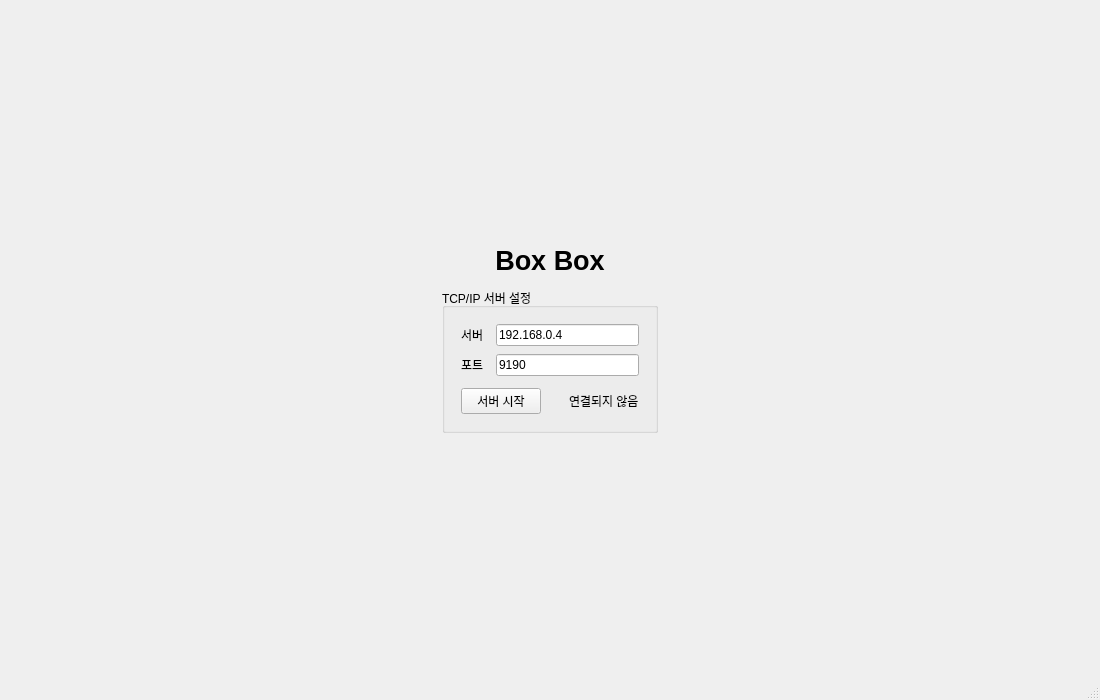
The window that Qt_GUI/BoxBoxApplication/mainwindow.ui (jeong7231/intel7_final_team6) describes before a commit, drawn with Qt 5.
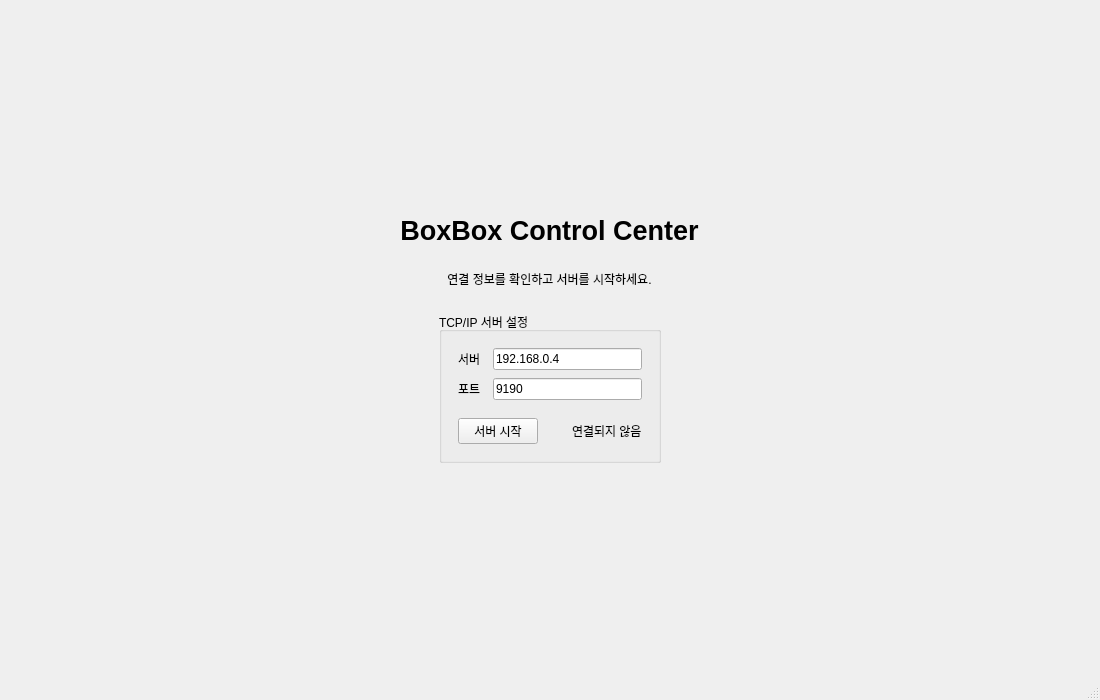
The same window after the commit.

Commit message: Qt gui 수정 최종

The edit to the form file:
```diff
--- a/Qt_GUI/BoxBoxApplication/mainwindow.ui
+++ b/Qt_GUI/BoxBoxApplication/mainwindow.ui
@@ -16,19 +16,19 @@
   <widget class="QWidget" name="centralwidget">
    <layout class="QVBoxLayout" name="centralLayout">
     <property name="spacing">
-     <number>6</number>
+    <number>16</number>
     </property>
     <property name="leftMargin">
-     <number>9</number>
+    <number>24</number>
     </property>
     <property name="topMargin">
-     <number>9</number>
+    <number>24</number>
     </property>
     <property name="rightMargin">
-     <number>9</number>
+    <number>24</number>
     </property>
     <property name="bottomMargin">
-     <number>9</number>
+    <number>24</number>
     </property>
     <item>
      <widget class="QStackedWidget" name="stackedWidget">
@@ -38,19 +38,19 @@
       <widget class="QWidget" name="connectPage">
        <layout class="QVBoxLayout" name="connectPageLayout">
         <property name="spacing">
-         <number>12</number>
+         <number>24</number>
         </property>
         <property name="leftMargin">
          <number>0</number>
         </property>
         <property name="topMargin">
-         <number>20</number>
+         <number>32</number>
         </property>
         <property name="rightMargin">
          <number>0</number>
         </property>
         <property name="bottomMargin">
-         <number>20</number>
+         <number>32</number>
         </property>
         <item>
          <spacer name="connectPageTopSpacer">
@@ -77,7 +77,17 @@
            </font>
           </property>
           <property name="text">
-           <string notr="true">Box Box</string>
+           <string notr="true">BoxBox Control Center</string>
+          </property>
+          <property name="alignment">
+           <set>Qt::AlignmentFlag::AlignCenter</set>
+          </property>
+        </widget>
+       </item>
+        <item alignment="Qt::AlignmentFlag::AlignHCenter">
+         <widget class="QLabel" name="connectPageSubtitleLabel">
+          <property name="text">
+           <string>연결 정보를 확인하고 서버를 시작하세요.</string>
           </property>
           <property name="alignment">
            <set>Qt::AlignmentFlag::AlignCenter</set>
@@ -97,7 +107,7 @@
           </property>
           <layout class="QVBoxLayout" name="connectPageGroupBoxLayout">
            <property name="spacing">
-            <number>12</number>
+            <number>18</number>
            </property>
            <property name="leftMargin">
             <number>16</number>
```
Left out of the diff: 8 changed lines with no effect on the pictures. Lines whose indentation alone changed are shown as unchanged. The commit also changes 4 other files.
